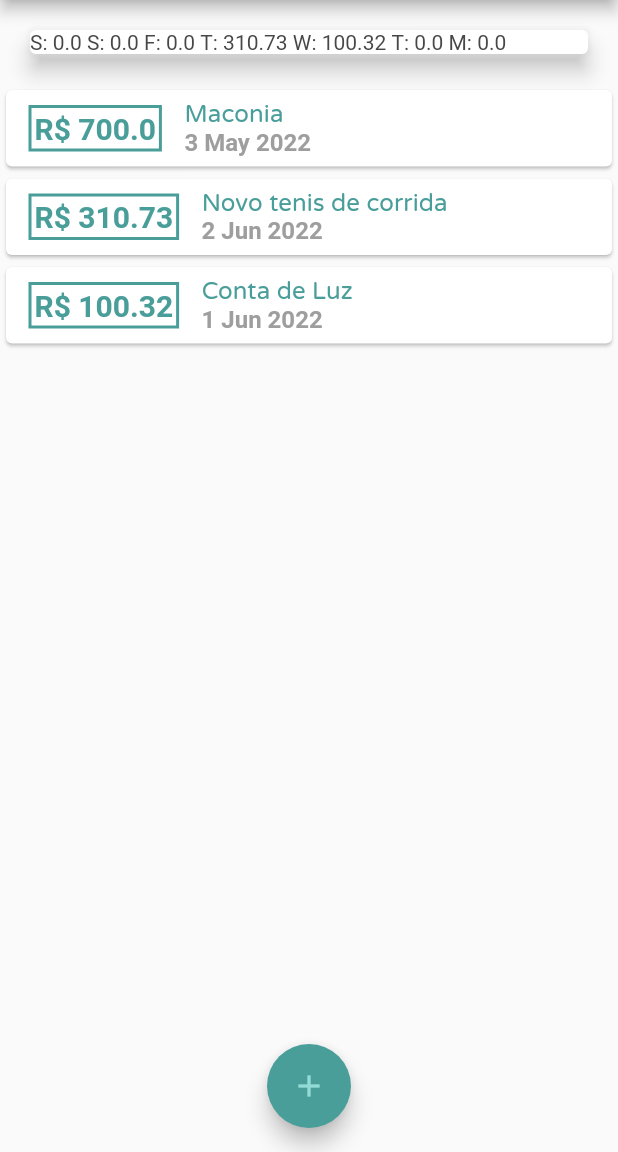
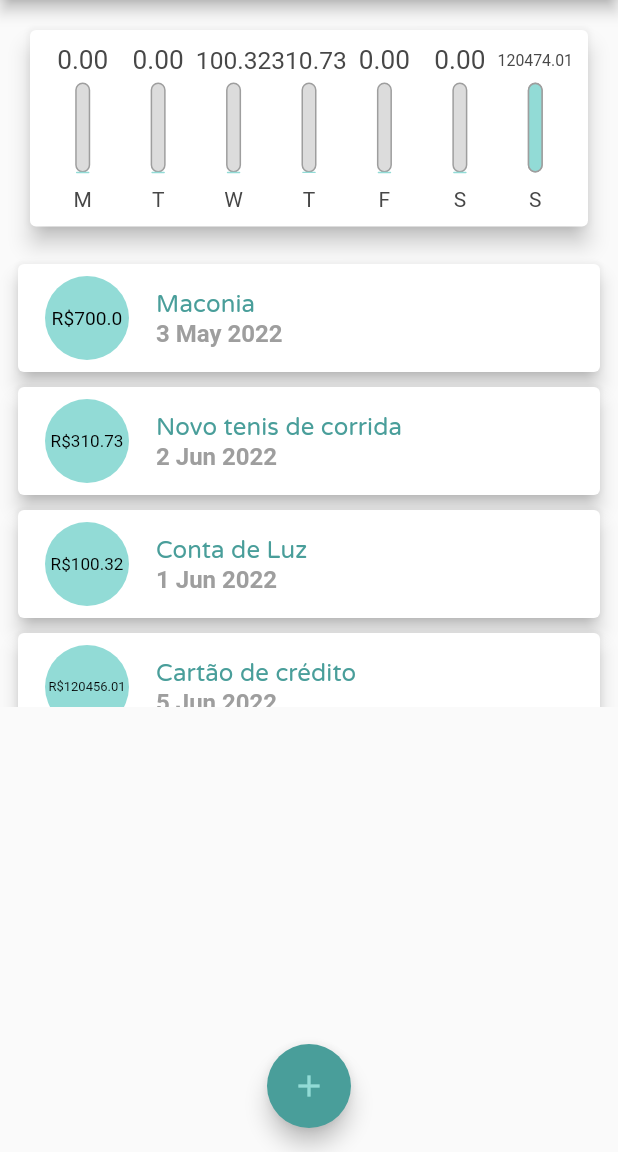
Before and after one commit to cacciatorieric/despesas_pessoais, a Flutter app: the screen it shows after launch, on a phone screen of 412 x 824 dp, the part 84-1236 px from its top. Run offline on Flutter 3.47's test engine with Material 2 defaults, Android fonts, the phone set to English and light mode, and no system bars; our stand-ins replace fluttertoast.

Commit message:
responsividade inicial ajustada

```diff
--- a/despesas_pessoais/lib/components/chart.dart
+++ b/despesas_pessoais/lib/components/chart.dart
@@ -1,3 +1,4 @@
+import 'package:despesas_pessoais/components/chart_bar.dart';
 import 'package:despesas_pessoais/models/transactions.dart';
 import 'package:flutter/material.dart';
 import 'package:intl/intl.dart';
@@ -33,7 +34,13 @@ class Chart extends StatelessWidget {
           'value': totalSum,
         };
       },
-    );
+    ).reversed.toList();
+  }
+
+  double get _weekTotalValue {
+    return groupedTransactions.fold(0.0, (sum, tr) {
+      return sum + (tr['value'] as double);
+    });
   }
 
   @override
@@ -42,13 +49,22 @@ class Chart extends StatelessWidget {
     return Card(
       elevation: 6,
       margin: const EdgeInsets.all(20),
-      child: Row(
-        children: groupedTransactions.map((tr) {
-          return Text(
-            '${tr['day']}: ${tr['value']} ',
-            style: TextStyle(color: Theme.of(context).colorScheme.tertiary),
-          );
-        }).toList(),
+      child: Padding(
+        padding: const EdgeInsets.all(10),
+        child: Row(
+          mainAxisAlignment: MainAxisAlignment.spaceAround,
+          children: groupedTransactions.map((tr) {
+            return Flexible(
+              fit: FlexFit.tight,
+              flex: 1,
+              child: ChartBar(
+                label: tr['day'].toString(),
+                value: double.parse(tr['value'].toString()),
+                percentage: (tr['value'] as double) / _weekTotalValue,
+              ),
+            );
+          }).toList(),
+        ),
       ),
     );
   }
--- a/despesas_pessoais/lib/components/chart_bar.dart
+++ b/despesas_pessoais/lib/components/chart_bar.dart
@@ -1,10 +1,73 @@
 import 'package:flutter/material.dart';
 
 class ChartBar extends StatelessWidget {
-  const ChartBar({Key? key}) : super(key: key);
+  const ChartBar({
+    Key? key,
+    this.label,
+    this.value,
+    this.percentage,
+  }) : super(key: key);
+
+  final String? label;
+  final double? value;
+  final double? percentage;
 
   @override
   Widget build(BuildContext context) {
-    return Container();
+    return Column(
+      children: [
+        SizedBox(
+          height: 20,
+          child: FittedBox(
+            child: Text(
+              value!.toStringAsFixed(2),
+              style: TextStyle(color: Theme.of(context).colorScheme.tertiary),
+            ),
+          ),
+        ),
+        const SizedBox(
+          height: 5,
+        ),
+        SizedBox(
+          height: 60,
+          width: 10,
+          child: Stack(
+            alignment: Alignment.bottomCenter,
+            children: [
+              Container(
+                decoration: BoxDecoration(
+                  border: Border.all(
+                    color: Colors.grey,
+                    width: 1.0,
+                  ),
+                  color: const Color.fromRGBO(220, 220, 220, 1),
+                  borderRadius: BorderRadius.circular(5),
+                ),
+              ),
+              FractionallySizedBox(
+                heightFactor: percentage,
+                child: Container(
+                  decoration: BoxDecoration(
+                    border: Border.all(
+                      color: Colors.grey,
+                      width: 1.0,
+                    ),
+                    color: Theme.of(context).colorScheme.primary,
+                    borderRadius: BorderRadius.circular(5),
+                  ),
+                ),
+              )
+            ],
+          ),
+        ),
+        const SizedBox(
+          height: 10,
+        ),
+        Text(
+          label!,
+          style: TextStyle(color: Theme.of(context).colorScheme.tertiary),
+        )
+      ],
+    );
   }
 }
--- a/despesas_pessoais/lib/components/transaction_form.dart
+++ b/despesas_pessoais/lib/components/transaction_form.dart
@@ -36,15 +36,15 @@ class _TransactionFormState extends State<TransactionForm> {
           children: [
             TextField(
               controller: titleController,
-              style: const TextStyle(
-                color: Colors.black,
+              style: TextStyle(
+                color: Theme.of(context).colorScheme.tertiary,
               ),
               decoration: const InputDecoration(labelText: 'Titulo'),
             ),
             TextField(
               controller: valueController,
-              style: const TextStyle(
-                color: Colors.black,
+              style: TextStyle(
+                color: Theme.of(context).colorScheme.tertiary,
               ),
               decoration: const InputDecoration(
                 labelText: 'Valor (R\$)',
--- a/despesas_pessoais/lib/components/transaction_list.dart
+++ b/despesas_pessoais/lib/components/transaction_list.dart
@@ -9,15 +9,15 @@ class TransactionList extends StatelessWidget {
 
   @override
   Widget build(BuildContext context) {
-    return Container(
+    return SizedBox(
       height: 300,
       child: transactions!.isEmpty
           ? Column(
               children: [
-                const Text(
+                Text(
                   'Nenhuma despesa adicionada',
                   style: TextStyle(
-                    color: Colors.black,
+                    color: Theme.of(context).colorScheme.tertiary,
                     fontSize: 25,
                   ),
                 ),
@@ -35,48 +35,35 @@ class TransactionList extends StatelessWidget {
               itemBuilder: (ctx, index) {
                 final tr = transactions![index];
                 return Card(
-//O "elemento tr" vai percorrer a lista e por agora vai pegar apenas o title
-                  child: Row(
-                    children: [
-                      Container(
-                        margin: const EdgeInsets.symmetric(
-                            horizontal: 15, vertical: 10),
-                        decoration: BoxDecoration(
-                          border: Border.all(
-                            color: Theme.of(context).colorScheme.secondary,
-                            width: 2,
+                  elevation: 5,
+                  margin:
+                      const EdgeInsets.symmetric(vertical: 5, horizontal: 12),
+                  child: ListTile(
+                    leading: CircleAvatar(
+                      backgroundColor: Theme.of(context).colorScheme.primary,
+                      radius: 30,
+                      child: FittedBox(
+                        child: Padding(
+                          padding: const EdgeInsets.all(8.0),
+                          child: Text(
+                            'R\$${tr.value}',
+                            style: const TextStyle(
+                                color: Color.fromARGB(255, 0, 0, 0)),
                           ),
                         ),
-                        padding: const EdgeInsets.all(2),
-                        child: Text(
-                          'R\$ ${tr.value}',
-                          style: TextStyle(
-                              color: Theme.of(context).colorScheme.secondary,
-                              fontWeight: FontWeight.bold,
-                              fontSize: 20),
                       ),
                     ),
-                      Column(
-                        crossAxisAlignment: CrossAxisAlignment.start,
-                        children: [
-                          Text(
+                    title: Text(
                       tr.title!,
                       style: Theme.of(context).textTheme.titleSmall,
-                            // style: const TextStyle(
-                            //   fontSize: 16,
-                            //   fontWeight: FontWeight.bold,
-                            // ),
                     ),
-                          Text(
+                    subtitle: Text(
                       DateFormat('d MMM y').format(tr.date!),
                       style: const TextStyle(
                           fontSize: 16,
                           fontWeight: FontWeight.bold,
                           color: Colors.grey),
                     ),
-                        ],
-                      )
-                    ],
                   ),
                 );
               },
--- a/despesas_pessoais/lib/main.dart
+++ b/despesas_pessoais/lib/main.dart
@@ -75,6 +75,26 @@ class _MyHomePageState extends State<MyHomePage> {
       date: DateTime.now().subtract(
         const Duration(days: 4),
       ),
+    ),
+    Transaction(
+      id: 't3',
+      title: 'Cartão de crédito',
+      value: 120456.01,
+      date: DateTime.now(),
+    ),
+    Transaction(
+      id: 't4',
+      title: 'Putero',
+      value: 95.43,
+      date: DateTime.now().subtract(
+        const Duration(days: 33),
+      ),
+    ),
+    Transaction(
+      id: 't5',
+      title: 'Almoço',
+      value: 18.00,
+      date: DateTime.now(),
     ),
   ];
 
```
Lines whose indentation alone changed are shown as unchanged.
